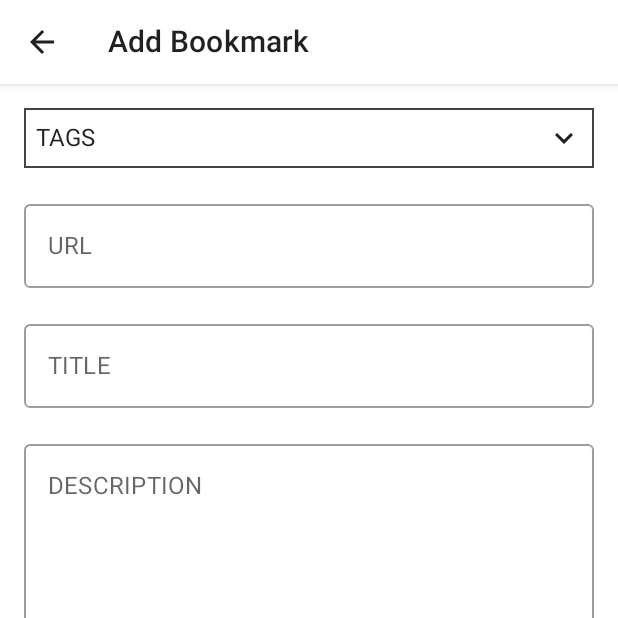
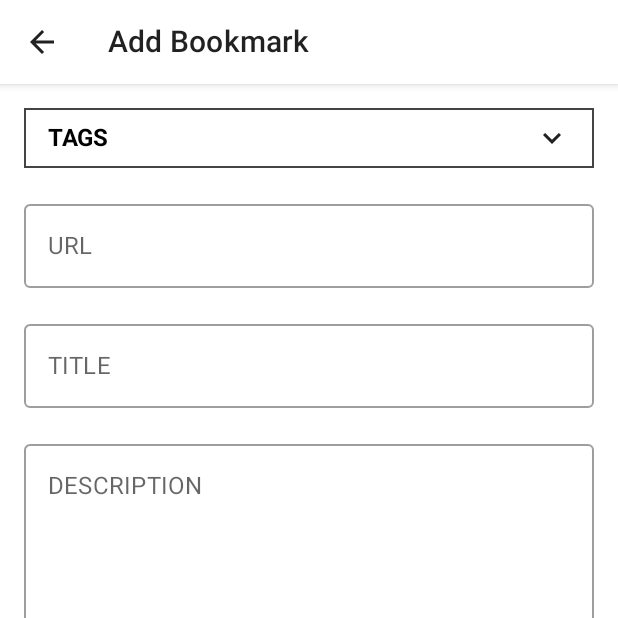
Before and after one commit to cranemont/bookmark-manager, an Android app built with Jetpack Compose: the AddBookmarkActivity screen opened directly, with no data from a screen before it, on a phone screen of 412 x 824 dp, the top half of it. Run offline under Robolectric (Android 15) with nearby library versions, the phone set to English and light mode, and no system bars.

Commit message:
feat: implement text tags style

```diff
--- a/android/app/src/main/java/com/kldaji/bookmark_manager/presentation/addbookmark/AddBookmarkActivity.kt
+++ b/android/app/src/main/java/com/kldaji/bookmark_manager/presentation/addbookmark/AddBookmarkActivity.kt
@@ -103,11 +103,15 @@ class AddBookmarkActivity : ComponentActivity() {
 											width = 1.dp,
 											color = Color.DarkGray
 										)
-										.padding(8.dp),
+										.padding(horizontal = 16.dp, vertical = 8.dp),
 									horizontalArrangement = Arrangement.SpaceBetween,
 									verticalAlignment = Alignment.CenterVertically
 								) {
-									Text(text = "TAGS")
+									Text(
+										text = "TAGS",
+										fontWeight = FontWeight.Bold,
+										color = Color.Black
+									)
 									if (!isExpanded) Icon(imageVector = Icons.Default.ExpandMore, contentDescription = "태그 리스트 확장")
 									else Icon(imageVector = Icons.Default.ExpandLess, contentDescription = "태그 리스트 축소")
 								}
```
